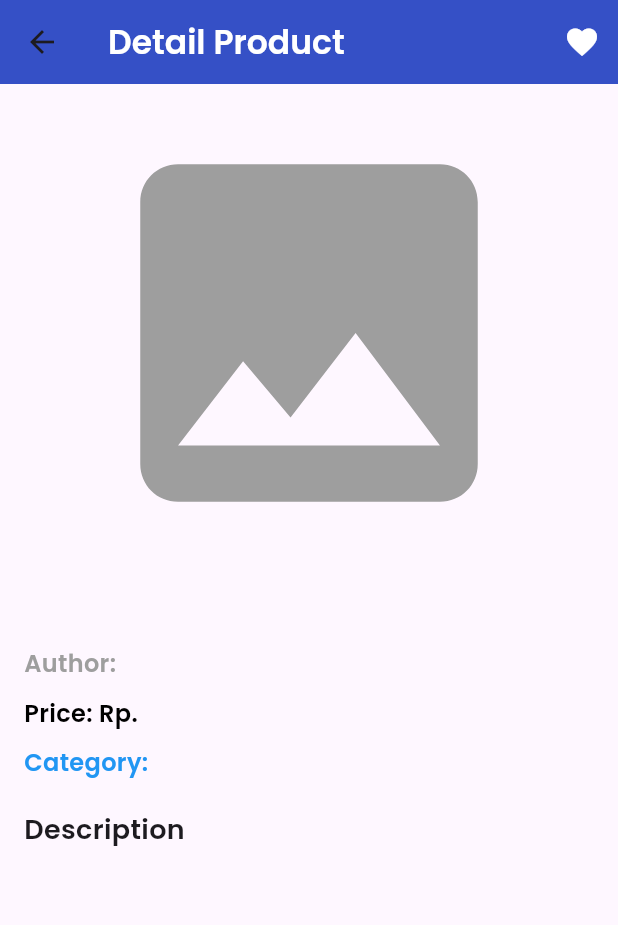
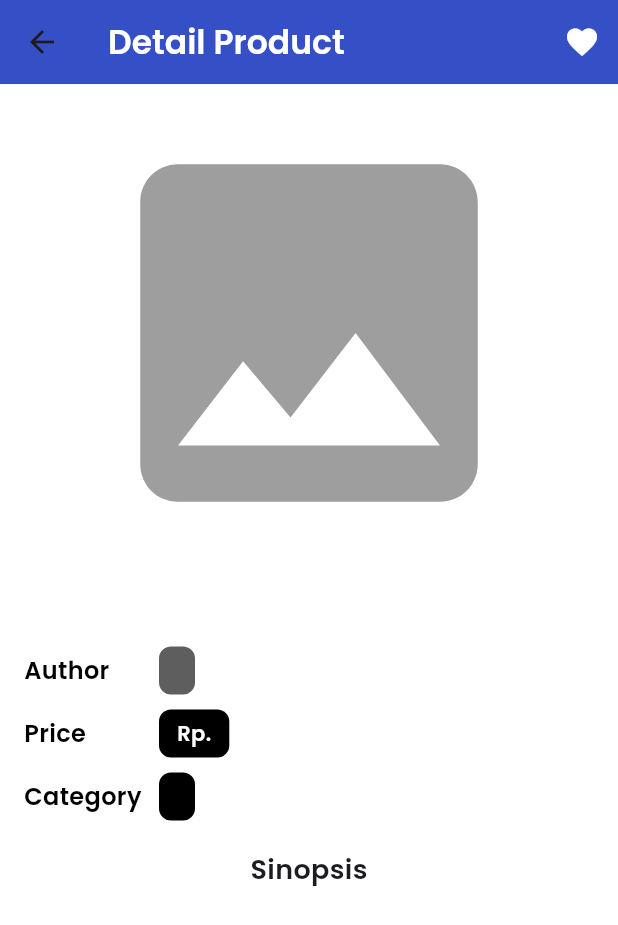
Before and after one commit to VhrsHACK/ComicV-Application, a Flutter app: the DetailScreen screen opened directly with empty values, on a phone screen of 412 x 824 dp. Shown: the top 925 px of the screen. Run offline on Flutter 3.47's test engine with Material 3 defaults, Android fonts, the light colour scheme and no system bars; our stand-ins replace carousel_slider, cloud_firestore, firebase_auth, firebase_core, flutter_image_compress, geolocator and 1 more; accounts and stored records are empty.

Commit message:
Update Post, Home, Detail
UPDATE!
- Mengubah UI Detail Screen
- Mengubah UI HomeScreen dan membuat fitur searchbar (tidak bisa mendetect produk tetapi berjalan)
- Mengubah UI Post dengan menambahkan Selected Category agar mempermudah pengguna

```diff
--- a/lib/screens/detail_screen.dart
+++ b/lib/screens/detail_screen.dart
@@ -31,7 +31,6 @@ class _DetailScreenState extends State<DetailScreen> {
   @override
   void initState() {
     super.initState();
-    // Cek apakah produk sudah ada di daftar favorit di Firestore
     _checkIfFavorite();
   }
 
@@ -136,13 +135,13 @@ class _DetailScreenState extends State<DetailScreen> {
           ),
         ],
       ),
+      backgroundColor: Colors.white, // Menambahkan background putih
       body: SingleChildScrollView(
         child: Padding(
           padding: const EdgeInsets.all(16.0),
           child: Column(
             crossAxisAlignment: CrossAxisAlignment.start,
             children: [
-              // Gambar Produk
               Center(
                 child: ClipRRect(
                   borderRadius: BorderRadius.circular(15),
@@ -161,10 +160,10 @@ class _DetailScreenState extends State<DetailScreen> {
                           ),
                 ),
               ),
+
               const SizedBox(height: 20),
-
-              // Nama Produk
-              Text(
+              Center(
+                child: Text(
                   widget.title,
                   style: const TextStyle(
                     fontSize: 20,
@@ -172,55 +171,149 @@ class _DetailScreenState extends State<DetailScreen> {
                     fontFamily: 'Poppins',
                   ),
                 ),
+              ),
 
-              // Nama Penulis
               const SizedBox(height: 10),
-              Text(
-                "Author: ${widget.author}",
-                style: const TextStyle(
+              Column(
+                crossAxisAlignment: CrossAxisAlignment.start,
+                children: [
+                  Row(
+                    crossAxisAlignment: CrossAxisAlignment.center,
+                    children: [
+                      const SizedBox(
+                        width: 90, // Lebar tetap untuk label
+                        child: Text(
+                          "Author",
+                          style: TextStyle(
                             fontSize: 16,
                             fontFamily: 'Poppins',
-                  color: Colors.grey,
-                ),
-              ),
-              const SizedBox(height: 10),
-
-              // Harga Produk
-              Text(
-                "Price: Rp.${widget.price}",
-                style: const TextStyle(
-                  fontSize: 16,
-                  fontFamily: 'Poppins',
+                            fontWeight: FontWeight.bold,
                             color: Colors.black,
                           ),
                         ),
+                      ),
+                      Container(
+                        padding: const EdgeInsets.symmetric(
+                          horizontal: 12,
+                          vertical: 6,
+                        ),
+                        decoration: BoxDecoration(
+                          color: const Color.fromARGB(
+                            255,
+                            94,
+                            94,
+                            94,
+                          ), // Background abu-abu
+                          borderRadius: BorderRadius.circular(8),
+                        ),
+                        child: Text(
+                          widget.author,
+                          style: const TextStyle(
+                            fontSize: 14,
+                            fontFamily: 'Poppins',
+                            color: Colors.white, // Teks putih
+                          ),
+                        ),
+                      ),
+                    ],
+                  ),
                   const SizedBox(height: 10),
-
-              // Kategori Produk
-              Text(
-                "Category: ${widget.category}",
-                style: const TextStyle(
+                  Row(
+                    crossAxisAlignment: CrossAxisAlignment.center,
+                    children: [
+                      const SizedBox(
+                        width: 90, // Lebar tetap untuk label
+                        child: Text(
+                          "Price",
+                          style: TextStyle(
                             fontSize: 16,
                             fontFamily: 'Poppins',
-                  color: Colors.blue,
+                            fontWeight: FontWeight.bold,
+                            color: Colors.black,
                           ),
                         ),
+                      ),
+                      Container(
+                        padding: const EdgeInsets.symmetric(
+                          horizontal: 12,
+                          vertical: 6,
+                        ),
+                        decoration: BoxDecoration(
+                          color: Colors.black, // Background hitam
+                          borderRadius: BorderRadius.circular(8),
+                        ),
+                        child: Text(
+                          "Rp.${widget.price}",
+                          style: const TextStyle(
+                            fontSize: 14,
+                            fontFamily: 'Poppins',
+                            color: Colors.white, // Teks putih
+                          ),
+                        ),
+                      ),
+                    ],
+                  ),
+                  const SizedBox(height: 10),
+                  Row(
+                    crossAxisAlignment: CrossAxisAlignment.center,
+                    children: [
+                      const SizedBox(
+                        width: 90, // Lebar tetap untuk label
+                        child: Text(
+                          "Category",
+                          style: TextStyle(
+                            fontSize: 16,
+                            fontFamily: 'Poppins',
+                            fontWeight: FontWeight.bold,
+                            color: Colors.black,
+                          ),
+                        ),
+                      ),
+                      Container(
+                        padding: const EdgeInsets.symmetric(
+                          horizontal: 12,
+                          vertical: 6,
+                        ),
+                        decoration: BoxDecoration(
+                          color: Colors.black, // Background hitam
+                          borderRadius: BorderRadius.circular(8),
+                        ),
+                        child: Text(
+                          widget.category,
+                          style: const TextStyle(
+                            fontSize: 14,
+                            fontFamily: 'Poppins',
+                            color: Colors.white, // Teks putih
+                          ),
+                        ),
+                      ),
+                    ],
+                  ),
+                ],
+              ),
+
               const SizedBox(height: 20),
-
-              // Deskripsi Produk
-              const Text(
-                "Description",
+              Center(
+                child: const Text(
+                  "Sinopsis",
                   style: TextStyle(
                     fontSize: 18,
                     fontFamily: 'Poppins',
                     fontWeight: FontWeight.bold,
                   ),
                 ),
+              ),
               const SizedBox(height: 10),
-              Text(
+              Center(
+                child: Text(
                   widget.description,
-                style: const TextStyle(fontSize: 16, fontFamily: 'Poppins'),
+                  style: const TextStyle(
+                    fontSize: 16,
+                    fontFamily: 'Poppins',
+                    color: Colors.black, // Warna teks hitam
+                  ),
                   textAlign: TextAlign.justify,
+                ),
               ),
             ],
           ),
```
Also changed, not shown: lib/screens/home_screen.dart (+44 -45 lines), lib/screens/post_comic_screen.dart (+23 -6 lines). Lines whose indentation alone changed are shown as unchanged.
